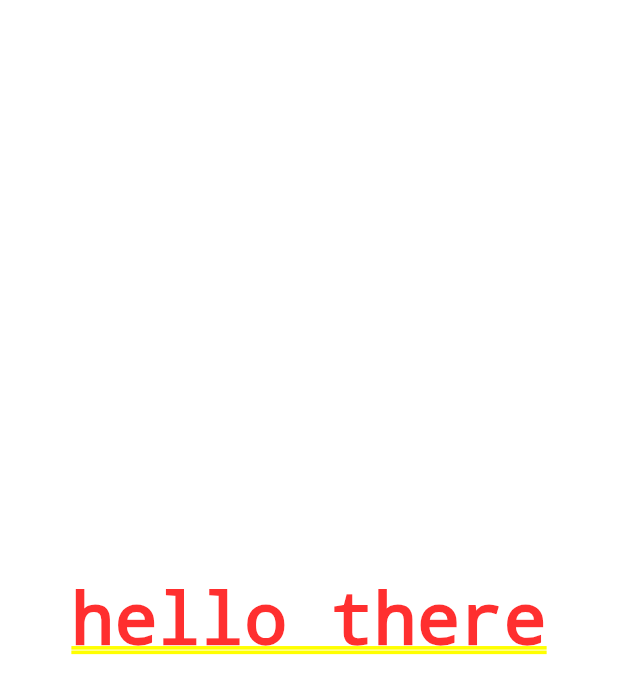
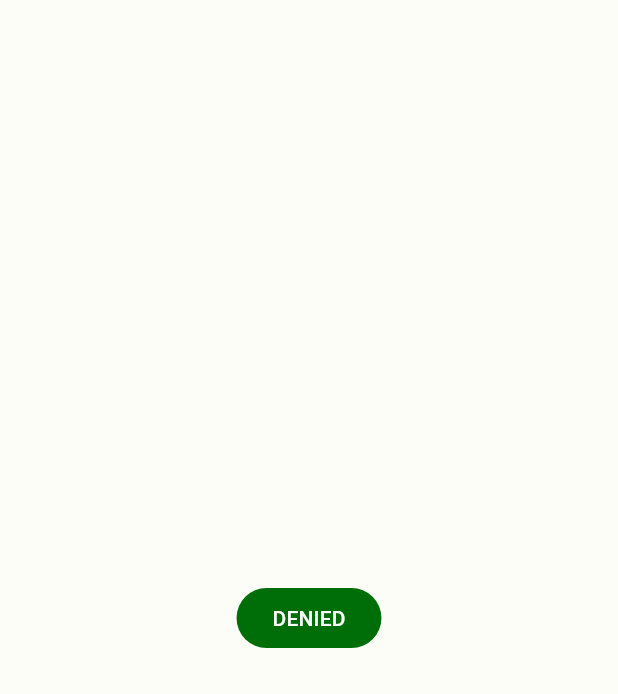
Before and after one commit to riddick-boss/flover_ai, a Flutter app: the screen it shows after launch, on a phone screen of 412 x 824 dp. Shown: the top 694 px of the screen. Run offline on Flutter 3.47's test engine with Material 3 defaults, Android fonts, the phone set to English and light mode, and no system bars; our stand-ins replace flutter_bloc, get_it, go_router, injectable; generated files the repository leaves out were written again.

Commit message:
feat: basic theme and camera screen setup

```diff
--- /dev/null
+++ b/lib/domain/infrastructure/permissions/permissions_manager.dart
@@ -0,0 +1,3 @@
+abstract class PermissionsManager {
+  Stream<bool> get hasCameraPermission;
+}
--- a/lib/domain/navigation/nav_configurator.dart
+++ b/lib/domain/navigation/nav_configurator.dart
@@ -1,3 +1,4 @@
+import 'package:flutter/material.dart';
 import 'package:go_router/go_router.dart';
 
 import '../../feature/camera/camera_screen.dart';
@@ -6,9 +7,15 @@ import 'nav_route.dart';
 class NavConfigurator {
   static GoRouter router =
       GoRouter(initialLocation: NavRoute.camera.path, routes: <RouteBase>[
-    GoRoute(
-      path: NavRoute.camera.path,
-      builder: (context, state) => const CameraScreen(),
-    )
+    ShellRoute(
+        builder: (context, state, child) => Scaffold(
+              body: child,
+            ),
+        routes: [
+          GoRoute(
+            path: NavRoute.camera.path,
+            builder: (context, state) => const CameraScreen(),
+          )
+        ])
   ]);
 }
--- /dev/null
+++ b/lib/domain/theme/flover_ai_theme.dart
@@ -0,0 +1,10 @@
+import 'package:flutter/material.dart';
+
+import 'color_schemes.g.dart';
+
+class FloverAiTheme {
+  static ThemeData lightTheme =
+      ThemeData(useMaterial3: true, colorScheme: lightColorScheme);
+  static ThemeData darkTheme =
+      ThemeData(useMaterial3: true, colorScheme: darkColorScheme);
+}
--- a/lib/feature/camera/camera_screen.dart
+++ b/lib/feature/camera/camera_screen.dart
@@ -1,12 +1,54 @@
 import 'package:flutter/material.dart';
+import 'package:flutter_bloc/flutter_bloc.dart';
+import 'package:go_router/go_router.dart';
+
+import '../../di/inject_config.dart';
+import '../../domain/navigation/nav_route.dart';
+import 'cubit/camera_permission_cubit.dart';
+import 'cubit/redirection_cubit.dart';
 
 class CameraScreen extends StatelessWidget {
   const CameraScreen({super.key});
 
   @override
   Widget build(BuildContext context) {
-    return const Center(
-      child: Text('hello there'),
-    );
+    return BlocProvider(
+        create: (context) => RedirectionCubit(),
+        child: BlocListener<RedirectionCubit, RedirectionState>(
+          listener: (context, state) {
+            if (state is RedirectToCameraPermissionScreen) {
+              context.go(NavRoute.camera.path); //TODO: change path
+            } else if (state is RedirectToFlowerDetailsScreen) {
+              context.go(NavRoute.camera.path); //TODO: change path
+            }
+          },
+          child: BlocProvider(
+              create: (context) => CameraPermissionCubit(getIt()),
+              child: BlocBuilder<CameraPermissionCubit, CameraPermissionState>(
+                builder: (context, state) {
+                  if (state is CameraPermissionDenied) {
+                    return ColoredBox(
+                      color: Theme.of(context).colorScheme.background,
+                      child: Center(
+                        child: FilledButton(
+                          onPressed: () {},
+                          child: const Text('DENIED'),
+                        ),
+                      ),
+                    );
+                  }
+
+                  return ColoredBox(
+                    color: Theme.of(context).colorScheme.background,
+                    child: const Center(
+                      child: Text(
+                        'granted',
+                        style: TextStyle(),
+                      ),
+                    ),
+                  );
+                },
+              )),
+        ));
   }
 }
--- a/lib/feature/camera/cubit/camera_permission_cubit.dart
+++ b/lib/feature/camera/cubit/camera_permission_cubit.dart
@@ -1,7 +1,33 @@
+import 'dart:async';
+
 import 'package:flutter_bloc/flutter_bloc.dart';
+
+import '../../../domain/infrastructure/permissions/permissions_manager.dart';
 
 part 'camera_permission_state.dart';
 
 class CameraPermissionCubit extends Cubit<CameraPermissionState> {
-  CameraPermissionCubit() : super(CameraPermissionDenied());
+  CameraPermissionCubit(this._permissionsManager)
+      : super(CameraPermissionDenied()) {
+    _onStarted();
+  }
+
+  final PermissionsManager _permissionsManager;
+
+  StreamSubscription<bool>? _cameraPermissionGrantedStream;
+
+  @override
+  Future<void> close() {
+    _cameraPermissionGrantedStream?.cancel();
+    return super.close();
+  }
+
+  void _onStarted() {
+    _cameraPermissionGrantedStream =
+        _permissionsManager.hasCameraPermission.listen((isGranted) {
+      final state =
+          isGranted ? CameraPermissionGranted() : CameraPermissionDenied();
+      emit(state);
+    });
+  }
 }
--- /dev/null
+++ b/lib/feature/camera/cubit/redirection_cubit.dart
@@ -0,0 +1,7 @@
+import 'package:flutter_bloc/flutter_bloc.dart';
+
+part 'redirection_state.dart';
+
+class RedirectionCubit extends Cubit<RedirectionState> {
+  RedirectionCubit() : super(RedirectionInitial());
+}
--- /dev/null
+++ b/lib/feature/camera/cubit/redirection_state.dart
@@ -0,0 +1,9 @@
+part of 'redirection_cubit.dart';
+
+sealed class RedirectionState {}
+
+final class RedirectionInitial extends RedirectionState {}
+
+final class RedirectToCameraPermissionScreen extends RedirectionState {}
+
+final class RedirectToFlowerDetailsScreen extends RedirectionState {}
--- a/lib/main.dart
+++ b/lib/main.dart
@@ -2,6 +2,7 @@ import 'package:flutter/material.dart';
 
 import 'domain/infrastructure/app_initializer.dart';
 import 'domain/navigation/nav_configurator.dart';
+import 'domain/theme/flover_ai_theme.dart';
 
 void main() async {
   await AppInitializer.setup();
@@ -16,10 +17,8 @@ class MyApp extends StatelessWidget {
     return MaterialApp.router(
       routerConfig: NavConfigurator.router,
       title: 'Flutter Demo',
-      theme: ThemeData(
-        colorScheme: ColorScheme.fromSeed(seedColor: Colors.deepPurple),
-        useMaterial3: true,
-      ),
+      theme: FloverAiTheme.lightTheme,
+      darkTheme: FloverAiTheme.darkTheme,
     );
   }
 }
```
Also changed, not shown: lib/core/infrastructure/permissions/permissions_manager_service.dart (added, +10 -0 lines), lib/domain/theme/color_schemes.g.dart (added).
